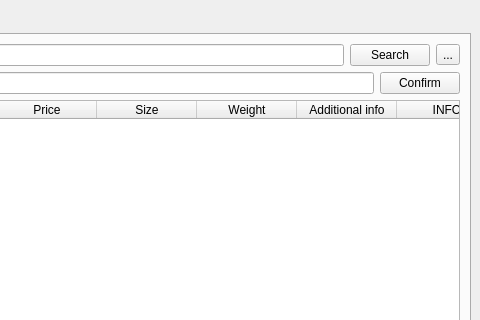
AP-projects-4001/Guys, file AP/client_ui.ui: the form before one commit; both pictures show x 424 to 904 and y 0 to 320 of the 904 by 568 pixel window.
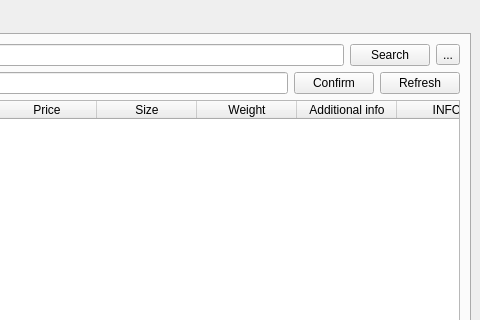
The form after the commit.

Patch:
```diff
--- a/AP/client_ui.ui
+++ b/AP/client_ui.ui
@@ -48,6 +48,13 @@
             </property>
            </widget>
           </item>
+          <item>
+           <widget class="QPushButton" name="refresh_button">
+            <property name="text">
+             <string>Refresh</string>
+            </property>
+           </widget>
+          </item>
          </layout>
         </item>
         <item row="0" column="0">
```
